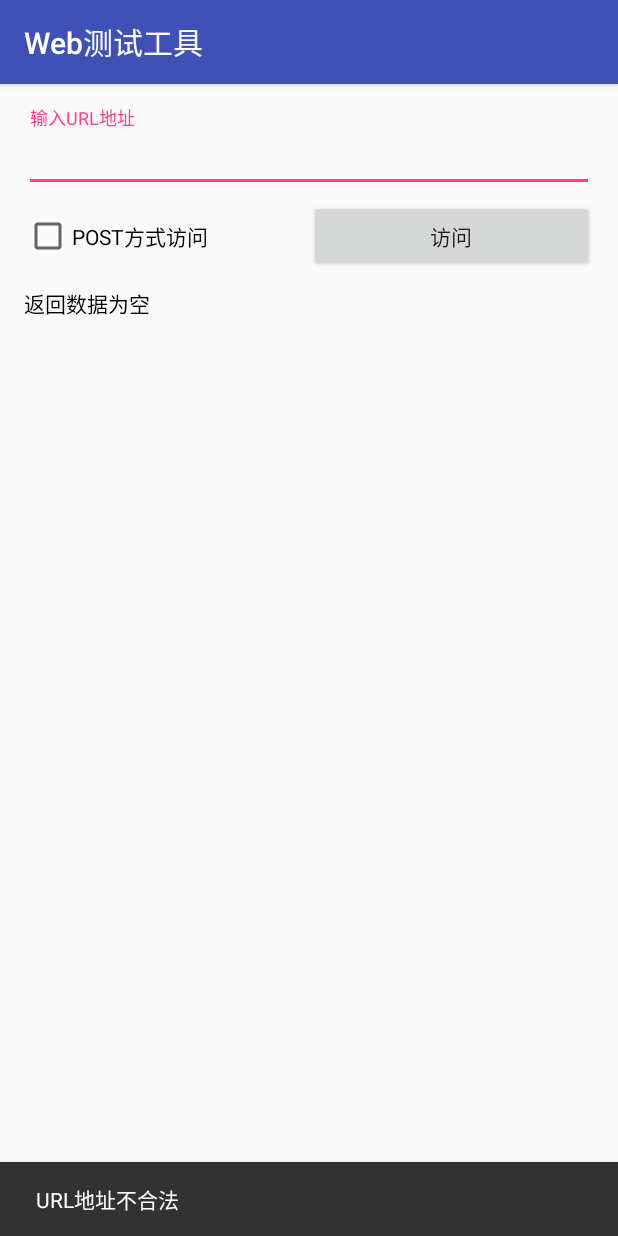
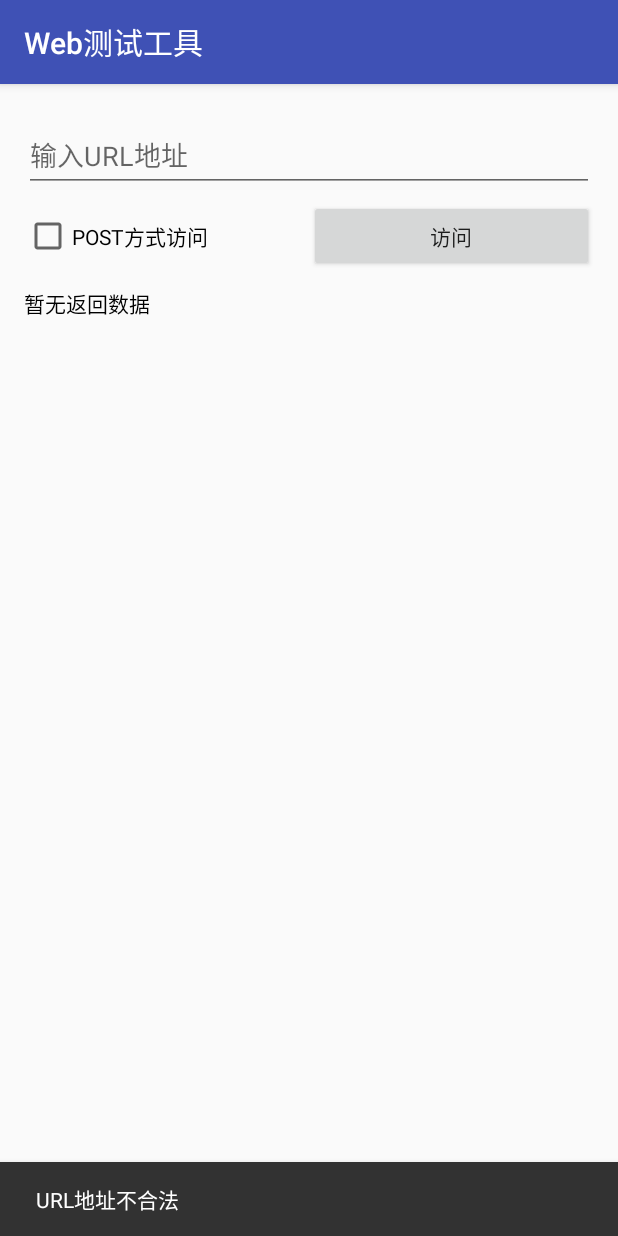
Before and after one commit to a-voyager/WebTestTool, an Android app: the screen it shows after launch (MainActivity), after a tap on "访问", on a phone screen of 412 x 824 dp. Run offline under Robolectric (Android 15) with nearby library versions, the phone set to English and light mode, and no system bars.

Commit message:
update user experience.

```diff
--- a/app/src/main/java/top/wuhaojie/webtesttool/MainActivity.java
+++ b/app/src/main/java/top/wuhaojie/webtesttool/MainActivity.java
@@ -35,9 +35,11 @@ public class MainActivity extends AppCompatActivity implements View.OnClickListe
             switch (msg.what) {
                 case CONN_FAILED:
                     Snackbar.make((View) findViewById(R.id.ctl_main), "访问出错!", Snackbar.LENGTH_SHORT).show();
+                    tv_result.setText("暂无返回数据");
                     break;
                 case ERROR_CODE:
                     Snackbar.make((View) findViewById(R.id.ctl_main), "访问失败! 响应码: " + msg.arg1, Snackbar.LENGTH_SHORT).show();
+                    tv_result.setText("暂无返回数据");
                     break;
                 case CONN_SUCCEED:
                     tv_result.setText(result);
@@ -63,6 +65,7 @@ public class MainActivity extends AppCompatActivity implements View.OnClickListe
     private void initVariables() {
         pd = new ProgressDialog(this);
         pd.setMessage("请稍候...");
+        pd.setCancelable(false);
     }
 
 
@@ -82,7 +85,7 @@ public class MainActivity extends AppCompatActivity implements View.OnClickListe
         switch (v.getId()) {
             case R.id.btn_conn:
                 final String addr = et_url_address.getText().toString().trim();
-                if (addr.isEmpty() || !addr.startsWith("http")) {
+                if (addr.isEmpty() || !addr.matches("[a-zA-z]+://[^\\s]*")) {
                     Snackbar.make((View) findViewById(R.id.ctl_main), "URL地址不合法", Snackbar.LENGTH_SHORT).show();
                     return;
                 }
@@ -96,6 +99,8 @@ public class MainActivity extends AppCompatActivity implements View.OnClickListe
                             URL url = new URL(addr);
                             HttpURLConnection urlConnection = (HttpURLConnection) url.openConnection();
                             urlConnection.setRequestMethod(methord);
+                            urlConnection.setConnectTimeout(5000);
+                            urlConnection.setReadTimeout(5000);
                             urlConnection.connect();
                             int responseCode = urlConnection.getResponseCode();
                             if (responseCode == 200) {
--- a/app/src/main/res/layout/content_main.xml
+++ b/app/src/main/res/layout/content_main.xml
@@ -2,6 +2,8 @@
 <LinearLayout xmlns:android="http://schemas.android.com/apk/res/android"
     xmlns:app="http://schemas.android.com/apk/res-auto"
     xmlns:tools="http://schemas.android.com/tools"
+    android:focusableInTouchMode="true"
+    android:focusable="true"
     android:layout_width="match_parent"
     android:layout_height="match_parent"
     android:orientation="vertical"
@@ -59,7 +61,7 @@
             android:id="@+id/tv_result"
             android:layout_width="match_parent"
             android:layout_height="wrap_content"
-            android:text="返回数据为空"
+            android:text="暂无返回数据"
             android:textColor="#000000" />
     </ScrollView>
 
```
Also changed, not shown: app/src/main/res/mipmap-hdpi/ic_launcher.png, app/src/main/res/mipmap-mdpi/ic_launcher.png, app/src/main/res/mipmap-xhdpi/ic_launcher.png (deleted), app/src/main/res/mipmap-xxhdpi/ic_launcher.png (deleted), app/src/main/res/mipmap-xxxhdpi/ic_launcher.png (deleted).
